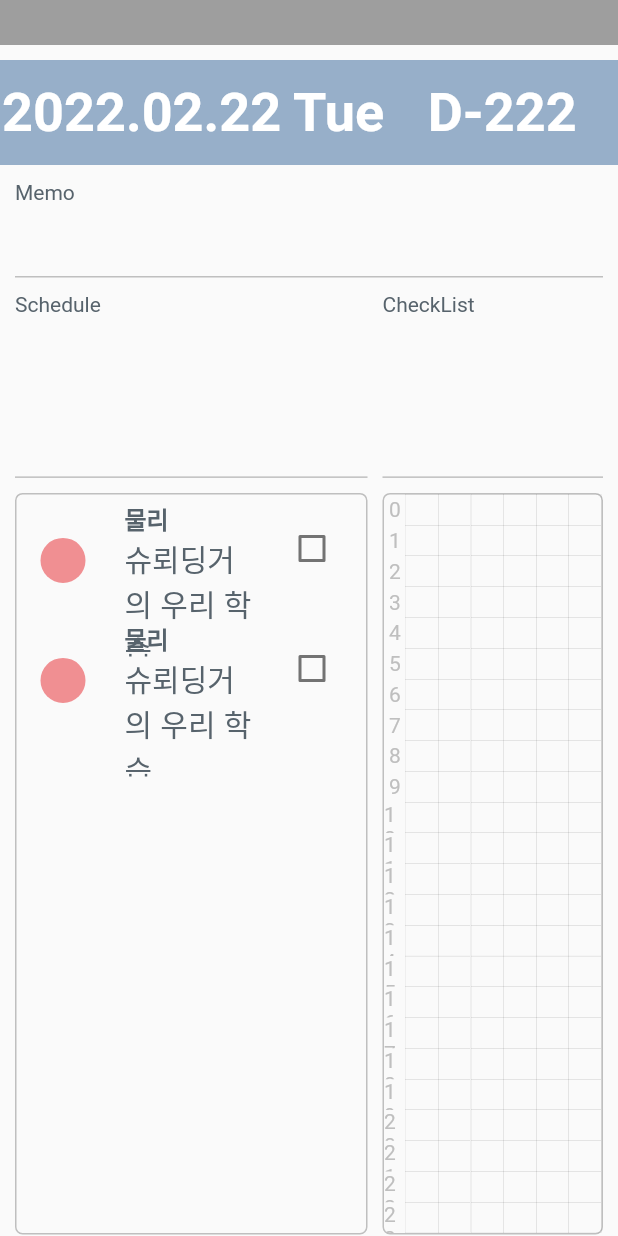
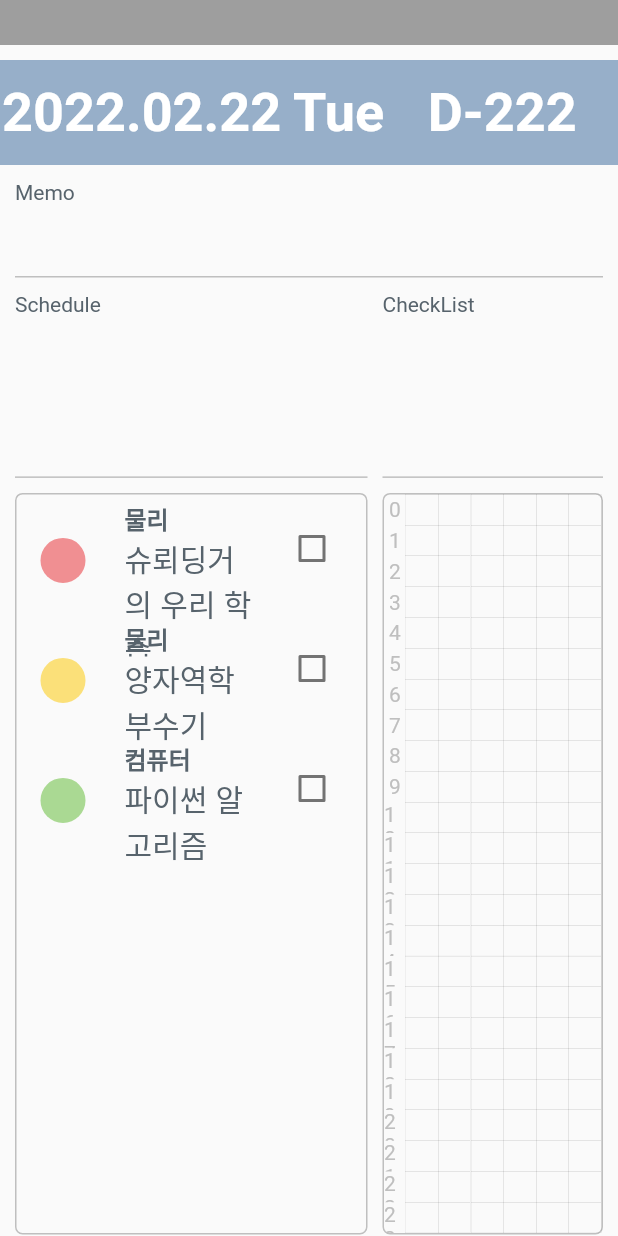
Before and after one commit to fbghgus123/our_planner, a Flutter app: the screen it shows after launch, on a phone screen of 412 x 824 dp. Run offline on Flutter 3.47's test engine with Material 2 defaults, Android fonts, the phone set to English and light mode, and no system bars; our stand-ins replace date_format, google_fonts; Roboto replaces fonts that are missing (Faustina, Unna).

```diff
--- a/lib/main.dart
+++ b/lib/main.dart
@@ -1,5 +1,8 @@
 import 'package:flutter/material.dart';
+import 'package:provider/provider.dart';
+
 import './pages/daily.dart';
+import './pages/monthly.dart';
 
 void main() {
   runApp(const Home());
--- a/lib/pages/daily.dart
+++ b/lib/pages/daily.dart
@@ -2,7 +2,7 @@ import 'package:flutter/material.dart';
 import 'package:provider/provider.dart';
 
 import '../provider/daily/timetable_provider.dart';
-import '../provider/daily/todoProvider.dart';
+import '../provider/daily/todo_provider.dart';
 import '../widget/daily/date_widget.dart';
 import '../widget/daily/daily_memo.dart';
 import '../widget/daily/daily_schedule.dart';
--- a/lib/provider/daily/todoProvider.dart
+++ b/lib/provider/daily/todo_provider.dart
@@ -11,12 +11,30 @@ class TodoProvider extends ChangeNotifier {
       color: Color(0xfff08f92),
       date: "2022-02-22",
     ),
+    2: Schedule(
+      id: 2,
+      title: "물리",
+      content: "양자역학 부수기",
+      color: Color(0xffFBE079),
+      date: "2022-02-22",
+    ),
+    3: Schedule(
+      id: 3,
+      title: "컴퓨터",
+      content: "파이썬 알고리즘",
+      color: Color(0xffAAD993),
+      date: "2022-02-22",
+    ),
   };
 
+  List<List<int>> _todoOrder = [
+    [1, 2, 3]
+  ];
+
   Map<int, Schedule> get todoList => _todoList;
+  List<List<int>> get todoOrder => _todoOrder;
 
-  void changeOnTable(
-      int? id, bool value, int start, int end) {
+  void changeOnTable(int? id, bool value, int start, int end) {
     _todoList[id]!.onTable = value;
     _todoList[id]!.start = start;
     _todoList[id]!.end = end;
--- a/lib/widget/daily/daily_todo.dart
+++ b/lib/widget/daily/daily_todo.dart
@@ -1,4 +1,8 @@
 import 'package:flutter/material.dart';
+import 'package:our_planner/provider/daily/todo_provider.dart';
+import 'package:provider/provider.dart';
+
+import '../../model/schedule.dart';
 import 'daily_todo_schedule.dart';
 
 class Todo extends StatefulWidget {
@@ -9,52 +13,27 @@ class Todo extends StatefulWidget {
 }
 
 class _TodoState extends State<Todo> {
+  late TodoProvider _todoProvider;
+
+  @override
+  void initState() {
+    super.initState();
+    _todoProvider = Provider.of<TodoProvider>(context, listen: false);
+  }
+
   @override
   Widget build(BuildContext context) {
-    return GestureDetector(
-      onTap: () {
-        showAlertDialog(context);
-      },
-      child: Container(
+    List<Widget> _content = _todoProvider.todoList.entries
+        .map((e) => TodoSchedule(todoData: e.value)).toList();
+
+    return Container(
         decoration: BoxDecoration(
             borderRadius: BorderRadius.circular(5),
             border: Border.all(
               color: Color(0xffbfbfbf),
             )),
         child: Column(
-          children: [
-            TodoSchedule(),
-            TodoSchedule(),
-          ],
-        ),
-      ),
-    );
+          children: _content,
+        ));
   }
 }
-
-void showAlertDialog(BuildContext context) async {
-  await showDialog(
-    context: context,
-    barrierDismissible: true, // user must tap button!
-    builder: (BuildContext context) {
-      return AlertDialog(
-        content: Container(
-            width: 500, height: 500, child: Text("Select button you want")),
-        actions: <Widget>[
-          FlatButton(
-            child: Text('OK'),
-            onPressed: () {
-              Navigator.pop(context, "OK");
-            },
-          ),
-          FlatButton(
-            child: Text('Cancel'),
-            onPressed: () {
-              Navigator.pop(context, "Cancel");
-            },
-          ),
-        ],
-      );
-    },
-  );
-}
--- a/lib/widget/daily/daily_todo_schedule.dart
+++ b/lib/widget/daily/daily_todo_schedule.dart
@@ -1,16 +1,20 @@
 import 'package:flutter/material.dart';
 import 'package:google_fonts/google_fonts.dart';
+import 'package:provider/provider.dart';
 import '../../model/schedule.dart';
 
 class TodoSchedule extends StatefulWidget {
-  const TodoSchedule({Key? key, String? title, String? subtitle})
-      : super(key: key);
+  final Schedule todoData;
+  TodoSchedule({Key? key, required Schedule this.todoData}) : super(key: key);
 
   @override
-  State<TodoSchedule> createState() => _TodoScheduleState();
+  State<TodoSchedule> createState() => _TodoScheduleState(todoData);
 }
 
 class _TodoScheduleState extends State<TodoSchedule> {
+  final Schedule todoData;
+  _TodoScheduleState(Schedule this.todoData);
+
   TextStyle _titleTextStyle = GoogleFonts.poppins(
     fontSize: 16,
     fontWeight: FontWeight.w600,
@@ -23,39 +27,31 @@ class _TodoScheduleState extends State<TodoSchedule> {
     color: Color(0xff57636C),
   );
 
-  Schedule tmpData = Schedule(
-    id: 1,
-    title: "물리",
-    content: "슈뢰딩거의 우리 학습",
-    color: Color(0xfff08f92),
-    date: "2022-02-22",
-  );
-
   bool _check = false;
   @override
   Widget build(BuildContext context) {
     return Draggable<List<int?>>(
-      data: [tmpData.id, 0],
+      data: [todoData.id, 0],
       feedback: Container(
         width: 300,
         height: 80,
-        color: tmpData.color,
+        color: todoData.color,
       ),
       child: SizedBox(
         height: 80,
         child: Expanded(
           child: CheckboxListTile(
               title: Text(
-                tmpData.title,
+                todoData.title,
                 style: _titleTextStyle,
               ),
-              subtitle: Text(tmpData.content, style: _subTitleTextStyle),
+              subtitle: Text(todoData.content, style: _subTitleTextStyle),
               secondary: Container(
                 alignment: Alignment.center,
                 width: 30,
                 height: 80,
                 decoration: new BoxDecoration(
-                  color: tmpData.color,
+                  color: todoData.color,
                   shape: BoxShape.circle,
                 ),
               ),
--- a/lib/widget/daily/timetable_cell.dart
+++ b/lib/widget/daily/timetable_cell.dart
@@ -1,5 +1,5 @@
 import 'package:flutter/material.dart';
-import 'package:our_planner/provider/daily/todoProvider.dart';
+import 'package:our_planner/provider/daily/todo_provider.dart';
 import 'package:provider/provider.dart';
 
 import '../../model/schedule.dart';
@@ -27,36 +27,32 @@ class _TimeTableCellState extends State<TimeTableCell> {
         _todoProvider.todoList[_timeTableProvider.timetable[position]];
     Color? prevColor = _todo?.color;
 
+    Widget draggableCell(int num) {
+      return Draggable<List<int?>>(
+        data: [_todo?.id, num],
+        feedback: Container(width: 50, height: 50, color: _todo?.color),
+        child: Container(
+          decoration: BoxDecoration(
+              color: _todo?.color,
+              border: Border.all(
+                width: 0.03,
+              )),
+        ),
+      );
+    }
+
     return DragTarget<List<int?>>(
       builder: (
         BuildContext context,
         List<dynamic> accepted,
         List<dynamic> rejected,
       ) {
-        if (_todo?.start == position) {
-          return Draggable<List<int?>>(
-            data: [_todo?.id, 1],
-            feedback: Container(width: 50, height: 50, color: _todo?.color),
-            child: Container(
-              decoration: BoxDecoration(
-                  color: _todo?.color,
-                  border: Border.all(
-                    width: 0.03,
-                  )),
-            ),
-          );
+        if (_todo?.start == position && _todo?.end == position) {
+          return draggableCell(3);
+        } else if (_todo?.start == position) {
+          return draggableCell(1);
         } else if (_todo?.end == position) {
-          return Draggable<List<int?>>(
-            data: [_todo?.id, 2],
-            feedback: Container(width: 50, height: 50, color: _todo?.color),
-            child: Container(
-              decoration: BoxDecoration(
-                  color: _todo?.color,
-                  border: Border.all(
-                    width: 0.03,
-                  )),
-            ),
-          );
+          return draggableCell(2);
         } else {
           return Container(
             decoration: BoxDecoration(
@@ -71,17 +67,23 @@ class _TimeTableCellState extends State<TimeTableCell> {
         Schedule? prev = _todoProvider.todoList[data[0]];
         if (data[1] == 0 && !prev!.onTable) {
           _todoProvider.changeOnTable(data[0], true, position, position);
+        } else if (data[1] == 3) {
+          if (prev!.end > position) {
+            _todoProvider.changeOnTable(data[0], true, position, prev.end);
+          } else {
+            _todoProvider.changeOnTable(data[0], true, prev.start, position);
+          }
         } else if (data[1] == 1) {
           if (prev!.end > position) {
             _todoProvider.changeOnTable(data[0], true, position, prev.end);
           } else {
-            _todoProvider.changeOnTable(data[0], true, prev.end, position);
+            _todoProvider.changeOnTable(data[0], true, prev.end, prev.end);
           }
         } else if (data[1] == 2) {
           if (prev!.start < position) {
             _todoProvider.changeOnTable(data[0], true, prev.start, position);
           } else {
-            _todoProvider.changeOnTable(data[0], true, position, prev.start);
+            _todoProvider.changeOnTable(data[0], true, prev.start, prev.start);
           }
         }
         _timeTableProvider.changeId(_todoProvider.todoList);
--- a/pubspec.yaml
+++ b/pubspec.yaml
@@ -11,6 +11,8 @@ dependencies:
     sdk: flutter
   google_fonts: ^2.3.1
   provider: ^6.0.2
+  date_format: ^2.0.6
+  shared_preferences: ^2.0.13
 
   cupertino_icons: ^1.0.2
 
```
Also changed, not shown: lib/pages/monthly.dart (added, +24 -0 lines), lib/provider/monthly/date_provider.dart (added, +31 -0 lines), lib/widget/daily/date_widget.dart (+8 -5 lines), lib/widget/monthly/calender.dart (added, +130 -0 lines), pubspec.lock.
